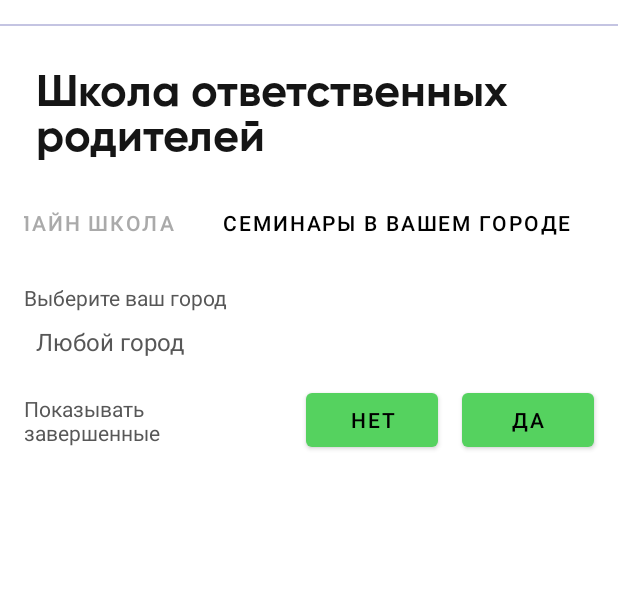
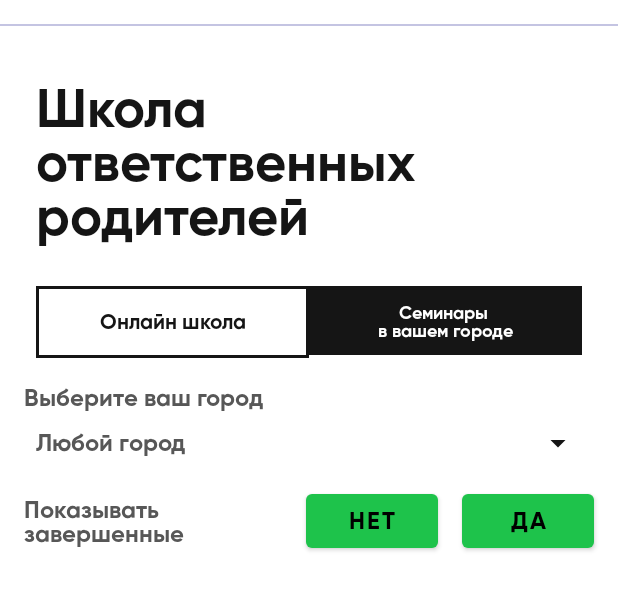
Before and after one commit to MikhailOnegin/HvostNews, an Android app: the ParentsSchoolFragment screen opened through its navigation route, tab 2 chosen, on a phone screen of 412 x 824 dp, the part 54-665 px from its top. Run offline under Robolectric (Android 15) with nearby library versions, the phone set to English and light mode, and no system bars; our stand-ins replace navigation-ui; libraries missing offline, so code that uses them is left out: com.yandex.mapkit; pictures from the network do not load; 6 statements that could not run were skipped.

Commit message:
ШОР
#84553#

```diff
--- a/app/src/main/java/ru/hvost/news/models/OfflineCities.kt
+++ b/app/src/main/java/ru/hvost/news/models/OfflineCities.kt
@@ -18,7 +18,7 @@ fun OfflineCitiesResponse.toDomain():CitiesOffline{
 fun List<OfflineCitiesResponse.CityOfflineResponse>?.toDomain(): List<CitiesOffline.CityOffline> {
     val result = mutableListOf<CitiesOffline.CityOffline>()
     this?.run {
-        for ((index, cityOfflineResponse) in this.withIndex()) {
+        for ((_, cityOfflineResponse) in this.withIndex()) {
             result.add(
                 CitiesOffline.CityOffline(
                     cityId = cityOfflineResponse.cityId?: "",
--- a/app/src/main/java/ru/hvost/news/presentation/fragments/school/parents/ParentsSchoolFragment.kt
+++ b/app/src/main/java/ru/hvost/news/presentation/fragments/school/parents/ParentsSchoolFragment.kt
@@ -7,6 +7,7 @@ import android.view.ViewGroup
 import androidx.fragment.app.Fragment
 import androidx.lifecycle.ViewModelProvider
 import com.google.android.material.tabs.TabLayoutMediator
+import ru.hvost.news.R
 import ru.hvost.news.databinding.FragmentSchoolParentsBinding
 import ru.hvost.news.presentation.adapters.viewPager.ParentsSchoolVPAdapter
 import ru.hvost.news.presentation.viewmodels.SchoolViewModel
@@ -15,6 +16,7 @@ class ParentsSchoolFragment:Fragment() {
 
     private lateinit var binding: FragmentSchoolParentsBinding
     private lateinit var schoolVM: SchoolViewModel
+    private lateinit var vpAdapter:ParentsSchoolVPAdapter
 
     override fun onCreateView(
         inflater: LayoutInflater, container: ViewGroup?,
@@ -31,9 +33,9 @@ class ParentsSchoolFragment:Fragment() {
     }
 
     private fun initViewPager(){
-        val adapter = ParentsSchoolVPAdapter(requireActivity().supportFragmentManager, this.lifecycle)
-        binding.viewPager.adapter = adapter
-        val names:Array<String> = arrayOf("Онлайн школа", "Семинары в вашем городе")
+        vpAdapter = ParentsSchoolVPAdapter(requireActivity().supportFragmentManager, this.lifecycle)
+        binding.viewPager.adapter = vpAdapter
+        val names:Array<String> = arrayOf(resources.getString(R.string.online_school), getString(R.string.lessons_in_your_city))
         TabLayoutMediator(binding.tabLayout,binding.viewPager){tab, position ->
             tab.text = names[position]
         }.attach()
--- a/app/src/main/java/ru/hvost/news/presentation/fragments/school/parents/SchoolsFragment.kt
+++ b/app/src/main/java/ru/hvost/news/presentation/fragments/school/parents/SchoolsFragment.kt
@@ -14,14 +14,14 @@ import androidx.navigation.NavController
 import androidx.navigation.fragment.findNavController
 import androidx.recyclerview.widget.LinearLayoutManager
 import androidx.recyclerview.widget.RecyclerView
-import ru.hvost.news.databinding.FragmentSchoolsBinding
+import ru.hvost.news.databinding.FragmentSchoolParentsSchoolsBinding
 import ru.hvost.news.models.OnlineSchool
 import ru.hvost.news.presentation.adapters.recycler.SchoolsAdapter
 import ru.hvost.news.presentation.viewmodels.SchoolViewModel
 
 class SchoolsFragment: Fragment() {
 
-    private lateinit var binding: FragmentSchoolsBinding
+    private lateinit var binding: FragmentSchoolParentsSchoolsBinding
     private lateinit var schoolVM: SchoolViewModel
     private lateinit var navC:NavController
     private lateinit var layoutManager: RecyclerView.LayoutManager
@@ -32,7 +32,7 @@ class SchoolsFragment: Fragment() {
         inflater: LayoutInflater, container: ViewGroup?,
         savedInstanceState: Bundle?
     ): View? {
-        binding = FragmentSchoolsBinding.inflate(inflater, container, false)
+        binding = FragmentSchoolParentsSchoolsBinding.inflate(inflater, container, false)
         return binding.root
     }
 
--- /dev/null
+++ b/app/src/main/res/drawable/tab_background.xml
@@ -0,0 +1,5 @@
+<?xml version="1.0" encoding="utf-8"?>
+<selector xmlns:android="http://schemas.android.com/apk/res/android">
+    <item android:drawable="@drawable/tab_background_selected" android:state_selected="true" />
+    <item android:drawable="@drawable/tab_background_unselected" android:state_selected="false" android:state_focused="false" android:state_pressed="false" />
+</selector>
--- /dev/null
+++ b/app/src/main/res/drawable/tab_background_selected.xml
@@ -0,0 +1,5 @@
+<?xml version="1.0" encoding="utf-8"?>
+<shape xmlns:android="http://schemas.android.com/apk/res/android" >
+
+    <solid android:color="@color/TextColorPrimary" />
+</shape>
--- /dev/null
+++ b/app/src/main/res/drawable/tab_background_unselected.xml
@@ -0,0 +1,7 @@
+<?xml version="1.0" encoding="utf-8"?>
+<shape xmlns:android="http://schemas.android.com/apk/res/android" >
+    <solid android:color="@color/defaultBackground" />
+    <stroke
+        android:color="@color/TextColorPrimary"
+        android:width="2dp"/>
+</shape>
--- a/app/src/main/res/layout/fragment_map.xml
+++ b/app/src/main/res/layout/fragment_map.xml
@@ -29,7 +29,7 @@
 
             <Button
                 android:id="@+id/button_clear"
-                style="@style/GrayButton"
+                style="@style/ButtonGray"
                 android:layout_width="wrap_content"
                 android:layout_height="wrap_content"
                 android:layout_marginStart="24dp"
@@ -71,7 +71,7 @@
 
         <View
             android:id="@+id/view"
-            style="@style/Line"
+            style="@style/LineLightGray"
             android:layout_width="match_parent"
             android:layout_height="2px"
             android:layout_marginStart="24dp"
--- a/app/src/main/res/layout/fragment_school_parents.xml
+++ b/app/src/main/res/layout/fragment_school_parents.xml
@@ -8,23 +8,19 @@
 
     <com.google.android.material.tabs.TabLayout
         android:id="@+id/tabLayout"
+        style="@style/TabLayout"
         android:layout_width="match_parent"
         android:layout_height="wrap_content"
-        android:layout_marginStart="16dp"
-        android:layout_marginTop="16dp"
-        android:layout_marginEnd="16dp"
-        android:background="@android:color/transparent"
+        android:layout_marginStart="24dp"
+        android:layout_marginTop="24dp"
+        android:layout_marginEnd="24dp"
         app:layout_constraintEnd_toEndOf="parent"
         app:layout_constraintStart_toStartOf="parent"
         app:layout_constraintTop_toBottomOf="@+id/textView7"
-        app:tabBackground="@android:color/transparent"
-        app:tabGravity="center"
         app:tabIndicatorColor="@android:color/transparent"
-        app:tabMode="scrollable"
-        app:tabPaddingEnd="@dimen/normalMargin"
-        app:tabPaddingStart="@dimen/normalMargin"
-        app:tabSelectedTextColor="@android:color/black"
-        app:tabTextColor="@android:color/darker_gray">
+        app:tabSelectedTextColor="@color/defaultBackground"
+        app:tabTextAppearance="@android:style/TextAppearance.Widget.TabWidget"
+        app:tabTextColor="@color/TextColorPrimary">
 
         <com.google.android.material.tabs.TabItem
             android:layout_width="wrap_content"
@@ -68,15 +64,14 @@
 
     <TextView
         android:id="@+id/textView7"
-        style="@style/TextView"
+        style="@style/TextViewVeryBigBold"
         android:layout_width="0dp"
         android:layout_height="wrap_content"
         android:layout_marginStart="24dp"
-        android:layout_marginTop="24dp"
+        android:layout_marginTop="32dp"
         android:layout_marginEnd="24dp"
         android:fontFamily="@font/gilroy_bold"
         android:text="Школа ответственных родителей"
-        android:textSize="30sp"
         app:layout_constraintEnd_toEndOf="parent"
         app:layout_constraintStart_toStartOf="parent"
         app:layout_constraintTop_toBottomOf="@+id/view2" />
--- a/app/src/main/res/layout/item_lesson_offline_in_your_city.xml
+++ b/app/src/main/res/layout/item_lesson_offline_in_your_city.xml
@@ -18,7 +18,7 @@
         <androidx.constraintlayout.widget.ConstraintLayout
             android:layout_width="match_parent"
             android:layout_height="wrap_content"
-            android:background="@color/grayLight"
+            android:background="@color/lightGray"
             android:paddingBottom="16dp">
 
 
--- a/app/src/main/res/values/colors.xml
+++ b/app/src/main/res/values/colors.xml
@@ -1,6 +1,6 @@
 <?xml version="1.0" encoding="utf-8"?>
 <resources>
-    <color name="colorPrimary">#55D25F</color>
+    <color name="colorPrimary">#1ec34b</color>
     <color name="colorPrimaryDark">#398F40</color>
     <color name="colorAccent">#EE5E0F</color>
     <color name="btnStroke">#B9BEE1</color>
@@ -19,9 +19,11 @@
     <color name="viewPagerTest">#DECAFF</color>
     <color name="progressBackgroundTint">#331EC34B</color>
     <color name="TextColorSecondary">#414669</color>
+    <color name="TextColorLightSecondary">#7d82af</color>
     <color name="EditTextTextColorHints">#B9BEE1</color>
+    <color name="lightGray2">#C4C4E2</color>
     <color name="defaultBackground">#FFFFFF</color>
-    <color name="grayLight">#EFEFEF</color>
+    <color name="lightGray">#F0EBFa</color>
     <color name="sexSelector">#141428</color>
     <color name="rvImageOutline">#F0EBFA</color>
     <color name="imageBorder">#F0EBFA</color>
--- a/app/src/main/res/values/strings.xml
+++ b/app/src/main/res/values/strings.xml
@@ -55,7 +55,7 @@
     <string name="logo_activity">Активность</string>
     <string name="logo_status">Статус</string>
     <string name="logo_coupon_description">Описание купона</string>
-    <string name="online_school">Онлайн-школа</string>
+    <string name="online_school">Онлайн школа</string>
     <string name="seminars_in_your_sites">Семинары в вашем городе</string>
     <string name="how_seminars_show">Какие семинары показывать</string>
     <string name="choose_your_city">Выберите ваш город</string>
@@ -190,4 +190,6 @@
     <string name="veterinary_clinics">Ветиринарные клиники</string>
     <string name="pet_shops">Зоомагазины</string>
     <string name="grooming_salons">Груминг-салоны</string>
+    <string name="lessons_in_your_city">Семинары
+        \nв вашем городе</string>
 </resources>
--- a/app/src/main/res/values/styles.xml
+++ b/app/src/main/res/values/styles.xml
@@ -1,11 +1,14 @@
 <resources>
     <style name="AppTheme" parent="Theme.MaterialComponents.NoActionBar">
+        <item name="fontFamily">@font/gilroy_bold</item>
+        <item name="android:textSize">16sp</item>
         <item name="colorPrimary">@color/colorPrimary</item>
         <item name="colorPrimaryDark">@color/colorPrimaryDark</item>
         <item name="colorAccent">@color/colorAccent</item>
         <item name="android:windowBackground">@android:color/white</item>
         <item name="android:statusBarColor">@android:color/white</item>
         <item name="android:textColor">@color/TextColorDefault</item>
+        <item name="spinnerStyle">@style/Spinner2</item>
     </style>
 
     <style name="Spinner">
@@ -26,14 +29,67 @@
     </style>
 
     // Made from Mikhail
-<style name="Line">
+
+    // View
+    <style name="LineLightGray">
     <item name="android:background">@color/outlinedButtonStroke</item>
-</style>
-    <style name="GrayButton" parent="ElevatedButton">
+    </style>
+
+    //TextView
+    <style name="TextViewVeryBigBold" parent="TextView">
+        <item name="android:textSize">36sp</item>
+        <item name="fontFamily">@font/gilroy_bold</item>
+    </style>
+
+    //TextView
+    <style name="TextViewGray" parent="TextView">
+        <item name="android:textSize">18sp</item>
+        <item name="android:textStyle">normal|bold</item>
+        <item name="fontFamily">@font/gilroy_regular</item>
+        <item name="android:textColor">@color/TextColorLightSecondary</item>
+    </style>
+
+    <style name="TextViewBigBold" parent="TextView">
+        <item name="fontFamily">@font/gilroy_bold</item>
+        <item name="android:textSize">24sp</item>
+    </style>
+
+    //Button
+    <style name="ButtonGray" parent="ElevatedButton">
         <item name="android:backgroundTint">@color/TextColorHints</item>
         <item name="android:textColor">@color/TextColorPrimary</item>
     </style>
+
+    <style name="ButtonRoundedGray" parent="ElevatedButton">
+        <item name="background">@drawable/button_rounded</item>
+        <item name="android:layout_marginStart">4dp</item>
+        <item name="android:layout_marginEnd">4dp</item>
+        <item name="android:elevation">0dp</item>
+        <item name="fontFamily">@font/gilroy_bold</item>
+        <item name="android:textColor">@color/TextColorLightSecondary</item>
+        <item name="android:textSize">18sp</item>
+        <item name="android:paddingTop">10dp</item>
+        <item name="android:paddingBottom">10dp</item>
+        <item name="android:backgroundTint">@color/lightGray</item>
+    </style>
+
+    // TabLayout
+    <style name="TabLayout" parent="android:Widget.TabWidget">
+        <item name="fontFamily">@font/gilroy_bold</item>
+        <item name="tabBackground">@drawable/tab_background</item>
+        <item name="tabIndicatorHeight">2dp</item>
+    </style>
+
+    // Spinner
+    <style name="Spinner2" parent="Widget.AppCompat.Spinner">
+        <item name="background">?android:colorBackground</item>
+        <item name="colorAccent">@color/EditTextTextColorHints</item>
+        <item name="colorControlNormal">@color/EditTextTextColorHints</item>
+        <item name="android:textColorSecondary">@color/EditTextTextColorHints</item>
+        <item name="android:backgroundTint">@color/TextColorPrimary</item>
+    </style>
     //**
+
     <style name="ButtonShapeAppearance" parent="ShapeAppearance.MaterialComponents.MediumComponent">
         <item name="cornerFamily">rounded</item>
         <item name="cornerSize">@dimen/buttonShapeAppearanceCornerSize</item>
```
Also changed, not shown: app/src/main/java/ru/hvost/news/presentation/adapters/recycler/SchoolsAdapter.kt (+4 -4 lines), app/src/main/res/drawable/button_rounded.xml (added, +7 -0 lines), app/src/main/res/layout/fragment_school_parents_schools.xml (renamed from app/src/main/res/layout/fragment_schools.xml, +17 -20 lines), app/src/main/res/layout/item_school.xml (deleted, +0 -144 lines), app/src/main/res/layout/item_school_online.xml (added, +165 -0 lines).
